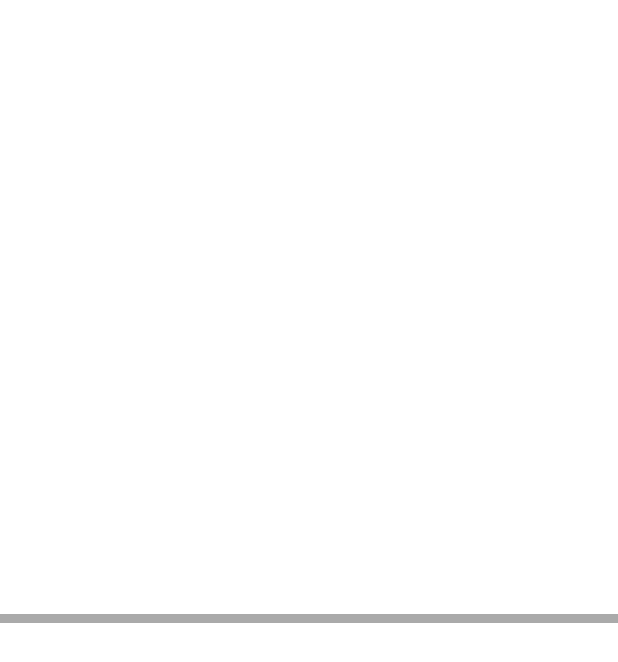
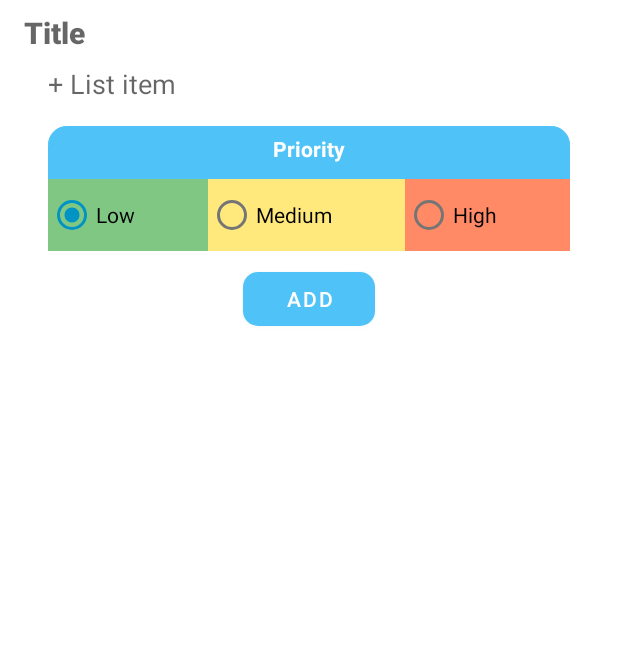
Before and after one commit to angwandi/2msNote, an Android app: the fragment AddNoteFragment placed in its activity, on a phone screen of 412 x 824 dp. Shown: the top 662 px of the screen. Run offline under Robolectric (Android 15) with nearby library versions, the phone set to English and light mode, and no system bars.

```diff
--- a/app/src/main/java/com/example/demad/a2msnote/NoteCardRecyclerViewAdapter.java
+++ b/app/src/main/java/com/example/demad/a2msnote/NoteCardRecyclerViewAdapter.java
@@ -24,7 +24,7 @@ public class NoteCardRecyclerViewAdapter extends RecyclerView.Adapter<NoteCardVi
     @Override
     public NoteCardViewHolder onCreateViewHolder(@NonNull ViewGroup parent, int i) {
         View layoutView =
-                LayoutInflater.from(parent.getContext()).inflate(R.layout.nt_note_card, parent, false);
+                LayoutInflater.from(parent.getContext()).inflate(R.layout.nt_main, parent, false);
         return new NoteCardViewHolder(layoutView);
     }
 
@@ -38,11 +38,13 @@ public class NoteCardRecyclerViewAdapter extends RecyclerView.Adapter<NoteCardVi
             NoteEntry note = noteEntries.get(position);
             holder.noteTitle.setText(note.getTitle());
             holder.noteDescription.setText(note.getDescription());
+            holder.notePriority.setText(note.getPriority());
+            holder.noteDateEdited.setText((CharSequence) note.getUpdatedAt());
         }
     }
 
     @Override
     public int getItemCount() {
-        return 100;
+        return 50;
     }
 }
--- a/app/src/main/java/com/example/demad/a2msnote/data/NoteEntry.java
+++ b/app/src/main/java/com/example/demad/a2msnote/data/NoteEntry.java
@@ -17,7 +17,6 @@ public class NoteEntry {
     private int priority;
     private Date updatedAt;
 
-    @Ignore
     public NoteEntry(String title, String description, int priority, Date updatedAt) {
         this.title = title;
         this.description = description;
@@ -32,11 +31,6 @@ public class NoteEntry {
         this.description = description;
         this.priority = priority;
         this.updatedAt = updatedAt;
-    }
-
-    public NoteEntry(String title, String description) {
-        this.title = title;
-        this.description = description;
     }
 
     public String getTitle() {
--- a/app/src/main/res/drawable/header_view.xml
+++ b/app/src/main/res/drawable/header_view.xml
@@ -2,6 +2,6 @@
 <shape xmlns:android="http://schemas.android.com/apk/res/android">
     <solid android:color="@android:color/white" />
     <corners
-        android:topLeftRadius="2dp"
-        android:topRightRadius="2dp" />
+        android:topLeftRadius="10dp"
+        android:topRightRadius="10dp" />
 </shape>
--- /dev/null
+++ b/app/src/main/res/drawable/radio_group_background.xml
@@ -0,0 +1,14 @@
+<?xml version="1.0" encoding="utf-8"?>
+<shape xmlns:android="http://schemas.android.com/apk/res/android"
+    android:shape="rectangle"
+    android:tint="@color/colorPrimary">
+    <corners
+        android:layout_width="match_parent"
+        android:layout_height="match_parent"
+        android:radius="12dp" />
+    <stroke
+        android:layout_width="match_parent"
+        android:layout_height="match_parent"
+        android:width="0.5dip"
+        android:color="@color/colorPrimary" />
+</shape>
--- a/app/src/main/res/layout/nt_add_note_fragment.xml
+++ b/app/src/main/res/layout/nt_add_note_fragment.xml
@@ -1,18 +1,120 @@
 <?xml version="1.0" encoding="utf-8"?>
-<android.support.constraint.motion.MotionLayout xmlns:android="http://schemas.android.com/apk/res/android"
+<ScrollView xmlns:android="http://schemas.android.com/apk/res/android"
     xmlns:app="http://schemas.android.com/apk/res-auto"
+    xmlns:tools="http://schemas.android.com/tools"
     android:layout_width="match_parent"
-    android:layout_height="match_parent">
+    android:layout_height="match_parent"
+    android:fitsSystemWindows="true"
+    android:scrollbars="none">
 
-    <View
+    <android.support.constraint.motion.MotionLayout xmlns:android="http://schemas.android.com/apk/res/android"
+        xmlns:app="http://schemas.android.com/apk/res-auto"
         android:layout_width="match_parent"
-        android:layout_height="6dp"
-        android:layout_marginBottom="8dp"
-        android:layout_marginTop="8dp"
-        android:background="@android:color/darker_gray"
-        app:layout_constraintBottom_toBottomOf="parent"
-        app:layout_constraintEnd_toEndOf="parent"
-        app:layout_constraintHorizontal_bias="0.5"
-        app:layout_constraintStart_toStartOf="parent"
-        app:layout_constraintTop_toTopOf="parent" />
-</android.support.constraint.motion.MotionLayout>
+        android:layout_height="wrap_content"
+        android:nestedScrollingEnabled="true">
+
+        <EditText
+            android:id="@+id/title_edit_text"
+            android:layout_width="0dp"
+            android:layout_height="wrap_content"
+            android:layout_marginEnd="8dp"
+            android:layout_marginStart="16dp"
+            android:layout_marginTop="8dp"
+            android:background="@null"
+            android:hint="@string/hint_title"
+            android:inputType="textMultiLine"
+            android:textAppearance="@style/TextAppearance.AppCompat.Title"
+            android:textStyle="bold"
+            app:layout_constraintEnd_toEndOf="parent"
+            app:layout_constraintStart_toStartOf="parent"
+            app:layout_constraintTop_toTopOf="parent" />
+
+        <EditText
+            android:id="@+id/list_item_edit_text"
+            android:layout_width="0dp"
+            android:layout_height="wrap_content"
+            android:layout_marginEnd="8dp"
+            android:layout_marginStart="32dp"
+            android:layout_marginTop="8dp"
+            android:background="@null"
+            android:hint="@string/hint_list_item"
+            android:inputType="textMultiLine"
+            app:layout_constraintEnd_toEndOf="parent"
+            app:layout_constraintStart_toStartOf="parent"
+            app:layout_constraintTop_toBottomOf="@+id/title_edit_text" />
+
+        <RadioGroup
+            android:id="@+id/radioGroup"
+            style="@style/Base.Widget.AppCompat.CompoundButton.RadioButton"
+            android:layout_width="0dp"
+            android:layout_height="wrap_content"
+            android:layout_marginEnd="32dp"
+            android:layout_marginStart="32dp"
+            android:layout_marginTop="16dp"
+            android:background="@drawable/radio_group_background"
+            app:layout_constraintEnd_toEndOf="parent"
+            app:layout_constraintStart_toStartOf="parent"
+            app:layout_constraintTop_toBottomOf="@+id/list_item_edit_text">
+
+            <TextView
+                android:layout_width="wrap_content"
+                android:layout_height="wrap_content"
+                android:layout_gravity="center"
+                android:paddingBottom="5dp"
+                android:paddingTop="5dp"
+                android:text="Priority"
+                android:textColor="@android:color/white"
+                android:textStyle="bold" />
+
+            <LinearLayout
+                android:layout_width="match_parent"
+                android:layout_height="match_parent"
+                android:orientation="horizontal"
+                android:paddingTop="5dp">
+
+                <RadioButton
+                    android:id="@+id/low"
+                    android:layout_width="wrap_content"
+                    android:layout_height="wrap_content"
+                    android:layout_weight="1"
+                    android:background="#81c784"
+                    android:checked="true"
+                    android:text="Low" />
+
+                <RadioButton
+                    android:id="@+id/med"
+                    android:layout_width="wrap_content"
+                    android:layout_height="wrap_content"
+                    android:layout_weight="1"
+                    android:background="#ffe97d"
+                    android:text="Medium" />
+
+                <RadioButton
+                    android:id="@+id/high"
+                    android:layout_width="wrap_content"
+                    android:layout_height="wrap_content"
+                    android:layout_weight="1"
+                    android:background="#ff8a65"
+                    android:text="High"
+                    app:layout_constraintCircleRadius="10dp"
+                    tools:layout_editor_absoluteX="32dp"
+                    tools:layout_editor_absoluteY="81dp" />
+            </LinearLayout>
+        </RadioGroup>
+
+        <android.support.design.button.MaterialButton
+            android:id="@+id/add_button"
+            android:layout_width="wrap_content"
+            android:layout_height="wrap_content"
+            android:layout_marginEnd="8dp"
+            android:layout_marginStart="8dp"
+            android:layout_marginTop="8dp"
+            android:text="Add"
+            app:backgroundTint="@color/colorPrimary"
+            app:cornerRadius="10dp"
+            app:layout_constraintEnd_toEndOf="parent"
+            app:layout_constraintStart_toStartOf="parent"
+            app:layout_constraintTop_toBottomOf="@+id/radioGroup"
+            app:rippleColor="@color/ColorSecondary" />
+    </android.support.constraint.motion.MotionLayout>
+</ScrollView>
--- a/app/src/main/res/layout/nt_all_note_fragment.xml
+++ b/app/src/main/res/layout/nt_all_note_fragment.xml
@@ -35,7 +35,9 @@
         <android.support.v7.widget.RecyclerView
             android:id="@+id/recycler_view"
             android:layout_width="match_parent"
-            android:layout_height="match_parent" />
+            android:layout_height="match_parent"
+            tools:listItem=""
+            tools:listitem="@layout/nt_main_activity" />
     </android.support.v4.widget.NestedScrollView>
 
     <android.support.design.widget.FloatingActionButton
--- a/app/src/main/res/values/strings.xml
+++ b/app/src/main/res/values/strings.xml
@@ -13,5 +13,8 @@
     <string name="nt_description">Description</string>
     <string name="ic_take_note_pathData">M841,5104c-12,-15 -21,-39 -21,-54 0,-15 73,-184 163,-376 90,-192 270,-581 401,-864l237,-515 1580,-1590c897,-902 1604,-1606 1634,-1627 101,-68 144,-78 335,-78 152,0 176,2 233,23 253,92 452,308 523,568 24,89 24,263 0,344 -38,128 -67,167 -306,408 -124,126 -846,846 -1605,1601l-1380,1372 -550,266c-1020,493 -1138,548 -1183,548 -32,0 -45,-6 -61,-26zM1254,4781l137,-65 -77,-77 -77,-78 -22,47c-92,193 -114,243 -106,240 4,-2 70,-32 145,-67zM2028,4408c252,-121 458,-222 460,-223 2,-2 -3,-53 -9,-114 -10,-89 -15,-111 -28,-111 -9,-1 -90,-7 -179,-14 -240,-20 -244,-24 -278,-287 -13,-100 -26,-184 -28,-186 -2,-2 -51,-10 -109,-17l-106,-13 -216,467c-118,257 -215,471 -215,476 0,11 232,244 243,244 5,0 214,-100 465,-222zM4299,2405l1114,-1109 -59,-53c-32,-29 -62,-52 -65,-50 -4,1 -602,605 -1329,1341l-1322,1339 6,51c3,28 6,67 6,86 0,40 -138,175 1649,-1605zM3818,2420l1343,-1361 -30,-37c-16,-20 -82,-89 -145,-152l-116,-115 -189,190c-104,105 -713,722 -1355,1373 -934,947 -1166,1187 -1166,1208 0,52 23,219 32,229 8,9 100,17 243,23l40,2 1343,-1360zM3420,1965l1320,-1339 -52,-53 -53,-53 -346,347c-191,192 -807,811 -1369,1378 -990,996 -1022,1030 -994,1037 33,8 155,26 166,24 4,-1 602,-604 1328,-1341zM5619,1093c87,-92 115,-138 137,-223 51,-201 -58,-451 -261,-595 -156,-111 -336,-142 -490,-83 -47,18 -79,41 -153,112l-93,90 388,388c213,213 391,388 394,388 4,0 39,-34 78,-77z</string>
     <string name="hint_title">Title</string>
-    <string name="hint_list_item">List item</string>
+    <string name="hint_list_item">+ List item</string>
+    <string name="test_description">Note DescriptionNote DescriptionNote DescriptionNot Note DescriptionNote DescriptionNote DescriptionNote DescriptionNote Description Note DescriptionNote DescriptionNote DescriptionNote DescriptionNote DescriptionNote Description Note DescriptionNote DescriptionNote Description</string>
+    <string name="test_title">Title title and tilete
+        aJjavjav akjvbadjkbvd kjabvkjabdv kadbvkjabdvkj kadbvkjadvdvadv avav</string>
 </resources>
```
Also changed, not shown: app/src/main/java/com/example/demad/a2msnote/Add_Note_Widgets/AddView.java (deleted, +0 -29 lines), app/src/main/java/com/example/demad/a2msnote/Add_Note_Widgets/EditText.java (deleted, +0 -29 lines), app/src/main/java/com/example/demad/a2msnote/Add_Note_Widgets/Header_View.java (deleted, +0 -29 lines), app/src/main/java/com/example/demad/a2msnote/Add_Note_Widgets/RecyclerView.java (deleted, +0 -25 lines), app/src/main/java/com/example/demad/a2msnote/Add_Note_Widgets/WatcherEditText.java (deleted, +0 -24 lines), app/src/main/java/com/example/demad/a2msnote/NoteCardViewHolder.java (+6 -5 lines), app/src/main/res/drawable/selector_checkbox.xml (+4 -4 lines), app/src/main/res/layout/add_note_fragment1.xml (deleted, +0 -58 lines), app/src/main/res/layout/adnt_add_view.xml (deleted, +0 -20 lines), app/src/main/res/layout/adnt_edit_text.xml (deleted, +0 -30 lines), app/src/main/res/layout/adnt_header_view.xml (deleted, +0 -55 lines), app/src/main/res/layout/nt_main.xml (added, +70 -0 lines).
